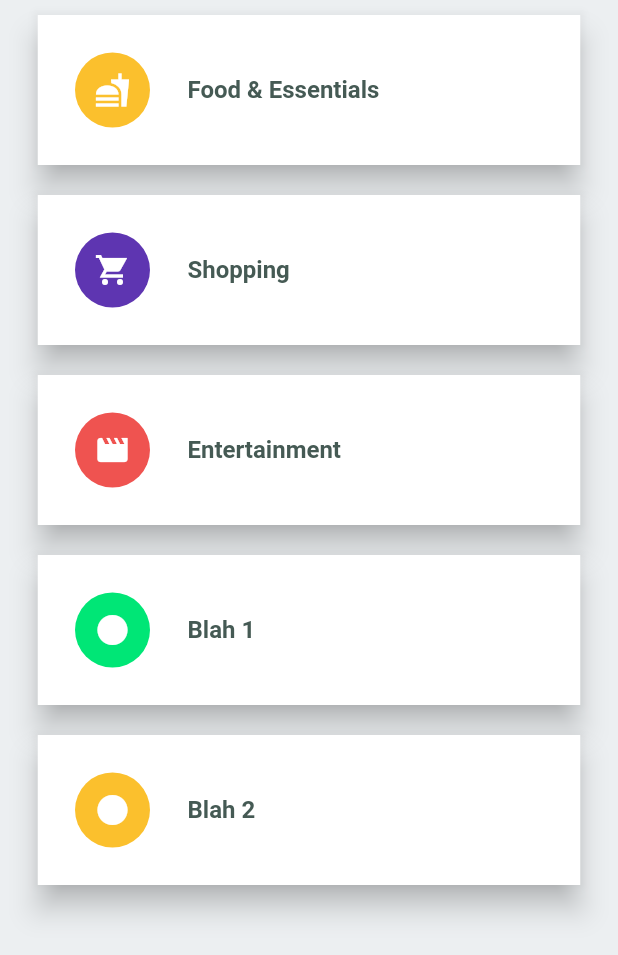
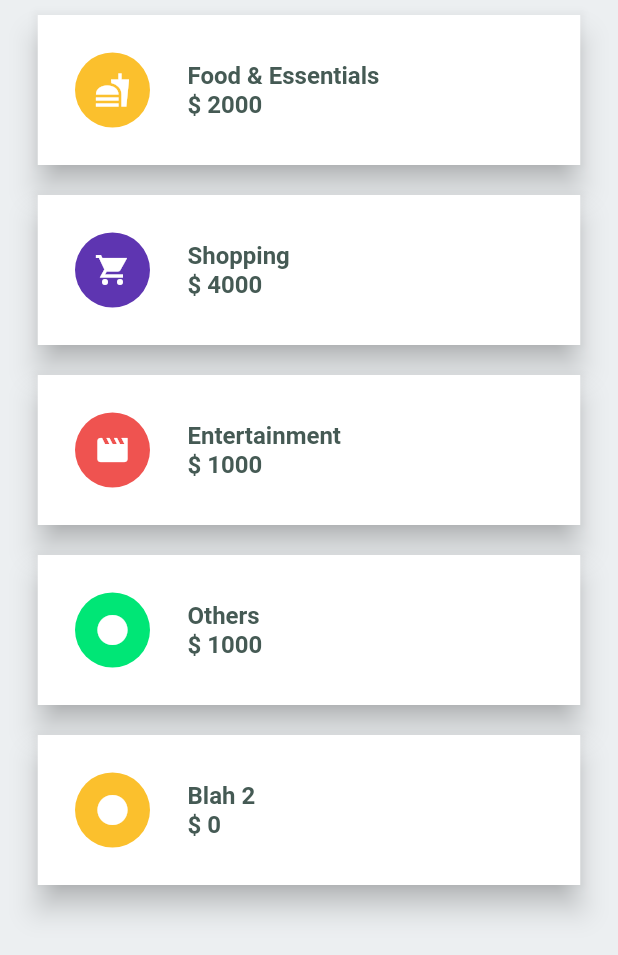
Before and after one commit to theAB316/expense-tracker, a Flutter app: the MainCategoriesListWidget widget shown alone on an empty page, opened directly, on a phone screen of 412 x 824 dp. Shown: the top 955 px of the screen. Run offline on Flutter 3.47's test engine with Material 2 defaults, Android fonts, the phone set to English and light mode, and no system bars; our stand-ins replace google_nav_bar, line_icons; missing offline and left inert: cupertino_rounded_corners.

Commit message:
Main screen navigation for categories/txns (#3)
* feat: add all transaction widget

* feat: use callbackFunc for main screen nav for lists

* feat: add amount for main cat list

```diff
--- a/flutter_expense_tracker/lib/data/dummy_data.dart
+++ b/flutter_expense_tracker/lib/data/dummy_data.dart
@@ -0,0 +1,17 @@
+const dummyAllTransactionsList = [
+  "txn-1",
+  "txn-2",
+  "txn-3",
+  "txn-4",
+  "txn-5",
+  "txn-6",
+  "txn-7",
+];
+
+const totalExpensesCategories = {
+  "Food": 2000,
+  "Shopping": 4000,
+  "Entertainment": 1000,
+  "Others": 1000,
+  "Blah 2": 0,
+};
--- a/flutter_expense_tracker/lib/main.dart
+++ b/flutter_expense_tracker/lib/main.dart
@@ -17,7 +17,7 @@ class MyApp extends StatefulWidget {
 
 // underscore makes the MyAppState class private
 class _MyAppState extends State<MyApp> {
-  // Used in navigation of PageView
+  // Used in navigation of PageView, detects swipes
   PageController pageController = PageController();
 
   @override
--- a/flutter_expense_tracker/lib/ui/utils/constants.dart
+++ b/flutter_expense_tracker/lib/ui/utils/constants.dart
@@ -24,6 +24,8 @@ ScrollController SCROLL_CONTROLLER = ScrollController();
 // For screen change on tap of bottom navbar items
 int SELECTED_INDEX = 0;
 
+int MAIN_SCREEN_SELECTED_INDEX = 0;
+
 /////////////////////////////////////////////////////////////
 
 // To create category list in MainScreen
@@ -44,7 +46,7 @@ final LinkedHashMap<String, Category> CATEGORIES_MAP = LinkedHashMap.from({
   "Food": Category("Food & Essentials", Icons.fastfood_sharp, COLOR_YELLOW),
   "Shopping": Category("Shopping", Icons.shopping_cart_sharp, COLOR_PURPLE),
   "Entertainment": Category("Entertainment", Icons.movie_sharp, COLOR_RED),
-  "Blah 1": Category("Blah 1", Icons.circle, COLOR_GREEN),
+  "Others": Category("Others", Icons.circle, COLOR_GREEN),
   "Blah 2": Category("Blah 2", Icons.circle, COLOR_YELLOW),
 });
 
@@ -65,6 +67,9 @@ const EdgeInsets SYMMETRIC_PADDING_HORIZONTAL =
 
 const EdgeInsets SYMMETRIC_PADDING_ALL =
     EdgeInsets.symmetric(horizontal: 25, vertical: 10);
+
+const TextStyle TEXT_MEDIUM_BLACK = TextStyle(
+    color: COLOR_BLUE_GREY, fontWeight: FontWeight.w700, fontSize: 16);
 
 const COLOR_BLACK = Color.fromRGBO(48, 47, 48, 1.0);
 const COLOR_GREY = Color.fromRGBO(141, 141, 141, 1.0);
--- a/flutter_expense_tracker/lib/ui/widgets/main_categories_list_widget.dart
+++ b/flutter_expense_tracker/lib/ui/widgets/main_categories_list_widget.dart
@@ -1,5 +1,6 @@
 import 'dart:ui';
 import 'package:flutter/material.dart';
+import 'package:flutter_expense_tracker/data/dummy_data.dart';
 import 'package:flutter_expense_tracker/ui/utils/constants.dart';
 import 'package:flutter_expense_tracker/ui/widgets/squircle_widget.dart';
 
@@ -47,8 +48,17 @@ class _MainCategoriesListWidgetState extends State<MainCategoriesListWidget> {
                                 shape: BoxShape.circle),
                           ),
                           addHorizontalSpace(PADDING_VALUE),
-                          Text(entry.value.name,
-                              style: themeData.textTheme.headline5)
+                          Column(
+                            crossAxisAlignment: CrossAxisAlignment.start,
+                            children: [
+                              Text(entry.value.name,
+                                  style: themeData.textTheme.headline5),
+                              Text(
+                                "${getCurrency()} ${totalExpensesCategories[entry.key]}",
+                                style: themeData.textTheme.headline5,
+                              ),
+                            ],
+                          )
                         ],
                       ),
                     ),
```
Also changed, not shown: flutter_expense_tracker/lib/ui/screens/main_screen.dart (+18 -27 lines), flutter_expense_tracker/lib/ui/widgets/main_screen_button_widget.dart (added, +38 -0 lines), flutter_expense_tracker/lib/ui/widgets/main_transactions_list_widget.dart (added, +43 -0 lines).
